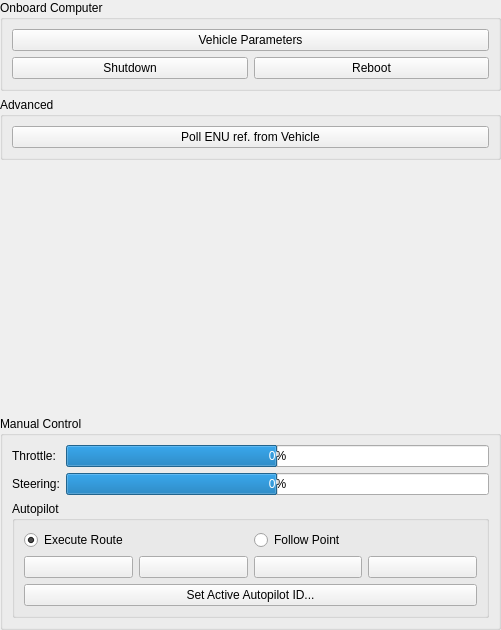
RISE-Dependable-Transport-Systems/WayWise, file userinterface/driveui.ui: the form before one commit.
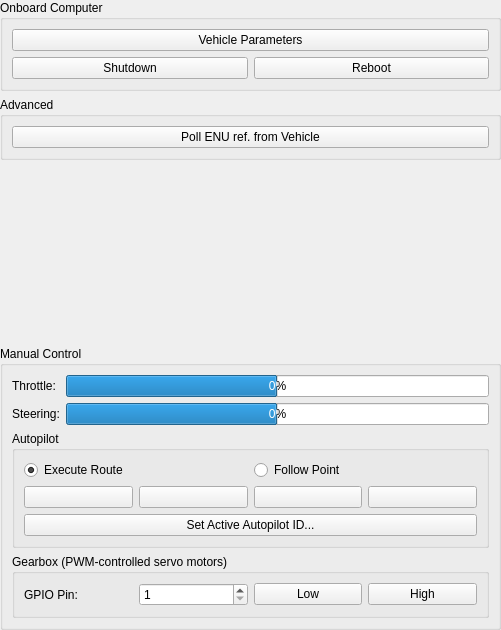
The form after the commit. Icons and pictures are not drawn.

Commit message: gearbox feature, ControlTower side

```diff
--- a/userinterface/driveui.ui
+++ b/userinterface/driveui.ui
@@ -242,6 +242,46 @@
         </layout>
        </widget>
       </item>
+      <item>
+       <widget class="QGroupBox" name="gearboxGroupBox">
+        <property name="title">
+         <string>Gearbox (PWM-controlled servo motors)</string>
+        </property>
+        <layout class="QHBoxLayout" name="horizontalLayout_7">
+         <item>
+          <widget class="QLabel" name="pinLabel">
+           <property name="text">
+            <string>GPIO Pin:</string>
+           </property>
+          </widget>
+         </item>
+         <item>
+          <widget class="QSpinBox" name="pinSpinBox">
+           <property name="minimum">
+            <number>1</number>
+           </property>
+           <property name="maximum">
+            <number>40</number>
+           </property>
+          </widget>
+         </item>
+         <item>
+          <widget class="QPushButton" name="lowGearButton">
+           <property name="text">
+            <string>Low</string>
+           </property>
+          </widget>
+         </item>
+         <item>
+          <widget class="QPushButton" name="highGearButton">
+           <property name="text">
+            <string>High</string>
+           </property>
+          </widget>
+         </item>
+        </layout>
+       </widget>
+      </item>
      </layout>
     </widget>
    </item>
```
The commit also changes 5 other files.
